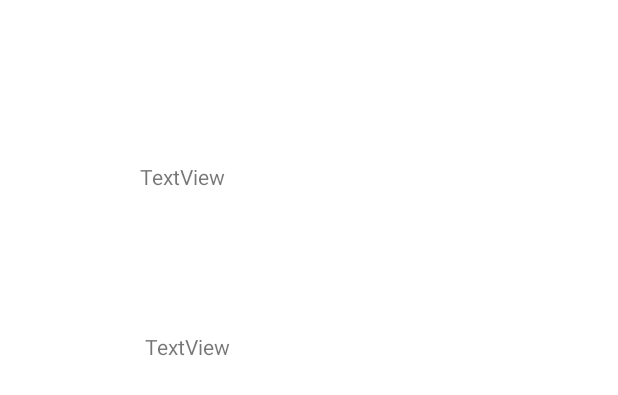
After one commit to Bautistadev/MiPrimerApp, an Android app: the layout activity_menu_principal.xml on its own in the app's theme, with its tools: preview values and no code run, on a phone screen of 412 x 824 dp. The commit adds this screen. Shown: the top 395 px of the screen. Run offline under Robolectric (Android 15) with nearby library versions, the phone set to English and light mode, and no system bars.

Commit message:
actualizacion: servicio de login y menu principal

```diff
--- a/app/src/main/AndroidManifest.xml
+++ b/app/src/main/AndroidManifest.xml
@@ -11,6 +11,9 @@
         android:supportsRtl="true"
         android:theme="@style/Theme.MiPrimerApp"
         tools:targetApi="31">
+        <activity
+            android:name=".MenuPrincipal"
+            android:exported="false" />
         <activity
             android:name=".Registrar"
             android:exported="false" />
--- a/app/src/main/java/com/example/miprimerapp/Entity/Message.java
+++ b/app/src/main/java/com/example/miprimerapp/Entity/Message.java
@@ -17,4 +17,6 @@ public class Message extends AlertDialog.Builder implements  DialogInterface.OnC
     public void onClick(DialogInterface dialogInterface, int i) {
         dialogInterface.cancel();
     }
+
+
 }
--- a/app/src/main/java/com/example/miprimerapp/Registrar.java
+++ b/app/src/main/java/com/example/miprimerapp/Registrar.java
@@ -40,6 +40,7 @@ public class Registrar extends AppCompatActivity implements View.OnClickListener
 
         this.btnRegistrar.setOnClickListener(this);
 
+
     }
     @Override
     public void onClick(View view) {
--- /dev/null
+++ b/app/src/main/res/layout/activity_menu_principal.xml
@@ -0,0 +1,30 @@
+<?xml version="1.0" encoding="utf-8"?>
+<androidx.constraintlayout.widget.ConstraintLayout xmlns:android="http://schemas.android.com/apk/res/android"
+    xmlns:app="http://schemas.android.com/apk/res-auto"
+    xmlns:tools="http://schemas.android.com/tools"
+    android:layout_width="match_parent"
+    android:layout_height="match_parent"
+    tools:context=".MenuPrincipal">
+
+    <TextView
+        android:id="@+id/txtNombre"
+        android:layout_width="203dp"
+        android:layout_height="53dp"
+        android:layout_marginTop="108dp"
+        android:text="TextView"
+        app:layout_constraintEnd_toEndOf="parent"
+        app:layout_constraintHorizontal_bias="0.447"
+        app:layout_constraintStart_toStartOf="parent"
+        app:layout_constraintTop_toTopOf="parent" />
+
+    <TextView
+        android:id="@+id/txtEmail"
+        android:layout_width="203dp"
+        android:layout_height="54dp"
+        android:layout_marginTop="60dp"
+        android:layout_marginEnd="112dp"
+        android:text="TextView"
+        app:layout_constraintEnd_toEndOf="parent"
+        app:layout_constraintTop_toBottomOf="@+id/txtNombre" />
+
+</androidx.constraintlayout.widget.ConstraintLayout>
```
Also changed, not shown: app/src/main/java/com/example/miprimerapp/DB/UserDB.java (+8 -0 lines), app/src/main/java/com/example/miprimerapp/MainActivity.java (+15 -18 lines), app/src/main/java/com/example/miprimerapp/MenuPrincipal.java (added, +46 -0 lines), app/src/main/java/com/example/miprimerapp/service/LoginService.java (added, +20 -0 lines).
